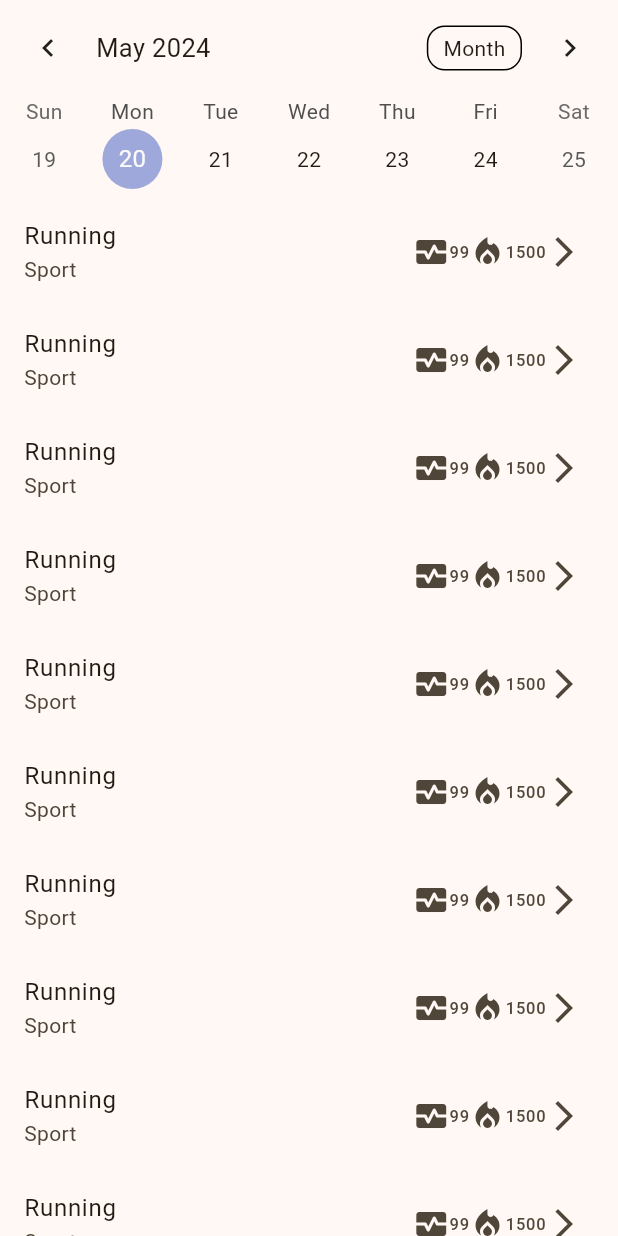
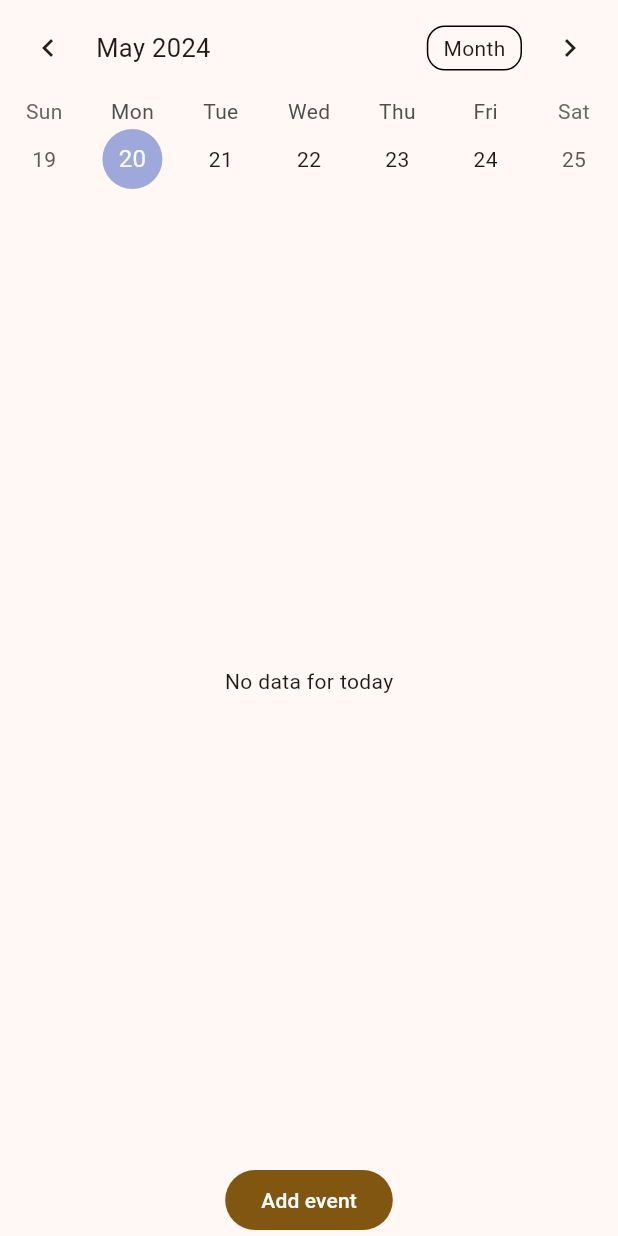
Before and after one commit to Romaad2027/day_planner, a Flutter app: the MainScreen screen opened by its route, on a phone screen of 412 x 824 dp. Run offline on Flutter 3.47's test engine with Material 3 defaults, Android fonts, the phone set to English and light mode, and no system bars; drawn by our look-alikes of table_calendar; our stand-ins replace another_flushbar, bloc_concurrency, cloud_firestore, connectivity_plus, dio, equatable and 12 more; missing offline and left inert: health; accounts and stored records are empty.

Commit message:
Add day planner main flow(with real-time updates)

```diff
--- a/lib/common/router.dart
+++ b/lib/common/router.dart
@@ -1,6 +1,7 @@
 import 'package:day_planner/common/screens/splash_screen.dart';
 import 'package:day_planner/features/auth/screens/auth_screen.dart';
 import 'package:day_planner/features/auth/screens/phone_verification_screen.dart';
+import 'package:day_planner/features/day_planner/screens/add_event_screen.dart';
 import 'package:day_planner/features/main_page/screens/main_screen.dart';
 import 'package:day_planner/features/posts/posts.dart';
 import 'package:day_planner/features/profile/screens/profile_screen.dart';
@@ -28,6 +29,7 @@ const String mainRoute = '/main';
 const String profileRoute = '/profile';
 const String pagesRoute = '/pages';
 const String postsRoute = '/posts';
+const String addEventRoute = '/add-event';
 const String pagesDynamicRoute = ':id';
 const String firstPageRoute = '/pages/1';
 const String openSourceLicensesPageRoute = '/open-source-licenses';
@@ -80,6 +82,13 @@ final goRouter = GoRouter(
       ),
     ),
     GoRoute(
+      path: addEventRoute,
+      pageBuilder: (context, state) => _TransitionPage(
+        key: state.pageKey,
+        child: const AddEventScreen(),
+      ),
+    ),
+    GoRoute(
       path: postsRoute,
       pageBuilder: (context, state) => _TransitionPage(
         key: state.pageKey,
--- a/lib/common/widgets/global_bloc_provider.dart
+++ b/lib/common/widgets/global_bloc_provider.dart
@@ -1,6 +1,8 @@
 import 'package:day_planner/common/services/theme_box.dart';
 import 'package:day_planner/features/auth/bloc/auth_bloc.dart';
 import 'package:day_planner/features/auth/repositories/auth_repository.dart';
+import 'package:day_planner/features/day_planner/bloc/day_planner_bloc.dart';
+import 'package:day_planner/features/day_planner/repositories/events_repository.dart';
 import 'package:day_planner/features/health/bloc/health_bloc.dart';
 import 'package:day_planner/features/health/services/health.dart';
 import 'package:day_planner/features/posts/posts.dart';
@@ -40,8 +42,9 @@ class GlobalBlocProvider extends StatelessWidget {
           create: (context) => ThemeBloc(Hive.box(ThemeBox.name))..add(const InitTheme()),
         ),
         BlocProvider(create: (context) => AuthBloc(context.read<AuthRepository>())),
+        BlocProvider(create: (context) => TabsSwitchCubit()),
         BlocProvider(create: (context) => ProfileBloc(context.read<ProfileRepository>())),
-        BlocProvider(create: (context) => TabsSwitchCubit()),
+        BlocProvider(create: (context) => DayPlannerBloc(context.read<EventsRepository>())),
         BlocProvider(create: (context) => HealthBloc(HealthService())),
         // BlocProvider(
         //   create: (context) => WebSocketCubit(webSocketService: InjectorModule.locator()),
--- a/lib/common/widgets/repository_holder.dart
+++ b/lib/common/widgets/repository_holder.dart
@@ -1,6 +1,7 @@
 import 'package:cloud_firestore/cloud_firestore.dart';
 import 'package:day_planner/features/auth/repositories/auth_repository.dart';
 import 'package:day_planner/features/auth/services/auth_service.dart';
+import 'package:day_planner/features/day_planner/repositories/events_repository.dart';
 import 'package:day_planner/features/posts/services/services.dart';
 import 'package:day_planner/features/profile/repositories/profile_repository.dart';
 import 'package:day_planner/network/api_client.dart';
@@ -34,6 +35,9 @@ class RepositoriesHolder extends StatelessWidget {
         RepositoryProvider<ProfileRepository>(
           create: (context) => ProfileRepositoryImpl(FirebaseFirestore.instance),
         ),
+        RepositoryProvider<EventsRepository>(
+          create: (context) => EventsRepositoryImpl(FirebaseFirestore.instance),
+        ),
       ],
       child: child,
     );
--- /dev/null
+++ b/lib/features/day_planner/bloc/day_planner_bloc.dart
@@ -0,0 +1,59 @@
+import 'dart:async';
+
+import 'package:cloud_firestore/cloud_firestore.dart';
+import 'package:day_planner/features/day_planner/bloc/day_planner_event.dart';
+import 'package:day_planner/features/day_planner/bloc/day_planner_state.dart';
+import 'package:day_planner/features/day_planner/models/add_event.dart';
+import 'package:day_planner/features/day_planner/models/day_event.dart';
+import 'package:day_planner/features/day_planner/repositories/events_repository.dart';
+import 'package:flutter_bloc/flutter_bloc.dart';
+
+class DayPlannerBloc extends Bloc<DayPlannerEvent, DayPlannerState> {
+  final EventsRepository _eventsRepository;
+
+  late StreamSubscription<QuerySnapshot> _daySubscription;
+
+  DayPlannerBloc(this._eventsRepository) : super(const DayPlannerState()) {
+    on<AddNewEvent>(_onAddNewEvent);
+    on<SetDay>(_onSetDay);
+    on<ListenToDay>(_onListenToDay);
+  }
+
+  Future<void> _onAddNewEvent(AddNewEvent event, Emitter<DayPlannerState> emit) async {
+    try {
+      emit(state.copyWith(dayPlannerStatus: DayPlannerStatus.loading));
+      final addEvent = AddEventModel(
+        name: event.name,
+        category: event.category,
+        from: event.from,
+        to: event.to,
+      );
+      await _eventsRepository.addEvent(addEvent);
+      emit(state.copyWith(dayPlannerStatus: DayPlannerStatus.success));
+    } catch (e) {
+      emit(state.copyWith(dayPlannerStatus: DayPlannerStatus.error));
+    }
+  }
+
+  void _onSetDay(SetDay event, Emitter<DayPlannerState> emit) {
+    emit(state.copyWith(day: event.day));
+  }
+
+  Future<void> _onListenToDay(ListenToDay event, Emitter<DayPlannerState> emit) async {
+    final dateTime = event.day;
+    final day = DateTime(dateTime.year, dateTime.month, dateTime.day);
+    await emit.forEach(
+      _eventsRepository.dayEventStream(day.millisecondsSinceEpoch.toString()),
+      onData: (snapshot) {
+        final dayEvents = <DayEvent>[];
+        for (final qDocSnap in snapshot.docs) {
+          final data = qDocSnap.data();
+          if (data != null) {
+            dayEvents.add(data);
+          }
+        }
+        return state.copyWith(dayEvents: dayEvents);
+      },
+    );
+  }
+}
--- /dev/null
+++ b/lib/features/day_planner/bloc/day_planner_event.dart
@@ -0,0 +1,28 @@
+abstract class DayPlannerEvent {
+  const DayPlannerEvent();
+}
+
+class AddNewEvent extends DayPlannerEvent {
+  final String name;
+  final String category;
+  final DateTime from;
+  final DateTime to;
+
+  const AddNewEvent({
+    required this.name,
+    required this.category,
+    required this.from,
+    required this.to,
+  });
+}
+
+class SetDay extends DayPlannerEvent {
+  final DateTime day;
+
+  const SetDay(this.day);
+}
+
+class ListenToDay extends DayPlannerEvent {
+  final DateTime day;
+  const ListenToDay(this.day);
+}
--- /dev/null
+++ b/lib/features/day_planner/bloc/day_planner_state.dart
@@ -0,0 +1,49 @@
+import 'package:day_planner/features/day_planner/models/day_event.dart';
+import 'package:equatable/equatable.dart';
+
+enum DayPlannerStatus {
+  initial,
+  loading,
+  success,
+  error;
+
+  bool get isInitial => this == DayPlannerStatus.initial;
+
+  bool get isLoading => this == DayPlannerStatus.loading;
+
+  bool get isSuccess => this == DayPlannerStatus.success;
+
+  bool get isError => this == DayPlannerStatus.error;
+}
+
+class DayPlannerState extends Equatable {
+  final DayPlannerStatus dayPlannerStatus;
+  final DateTime? day;
+
+  final List<DayEvent> dayEvents;
+
+  const DayPlannerState({
+    this.dayPlannerStatus = DayPlannerStatus.initial,
+    this.dayEvents = const <DayEvent>[],
+    this.day,
+  });
+
+  DayPlannerState copyWith({
+    DayPlannerStatus? dayPlannerStatus,
+    List<DayEvent>? dayEvents,
+    DateTime? day,
+  }) =>
+      DayPlannerState(
+        dayPlannerStatus: dayPlannerStatus ?? this.dayPlannerStatus,
+        dayEvents: dayEvents ?? this.dayEvents,
+        day: day ?? this.day,
+      );
+
+  @override
+  List<Object?> get props => [
+        dayPlannerStatus,
+        dayEvents,
+        day,
+        dayEvents,
+      ];
+}
--- /dev/null
+++ b/lib/features/day_planner/models/add_event.dart
@@ -0,0 +1,20 @@
+class AddEventModel {
+  final String name;
+  final String category;
+  final DateTime from;
+  final DateTime to;
+
+  const AddEventModel({
+    required this.name,
+    required this.category,
+    required this.from,
+    required this.to,
+  });
+
+  Map<String, dynamic> toJson() => {
+        'name': name,
+        'category': category,
+        'from': from,
+        'to': to,
+      };
+}
--- /dev/null
+++ b/lib/features/day_planner/models/day_event.dart
@@ -0,0 +1,46 @@
+import 'package:cloud_firestore/cloud_firestore.dart';
+import 'package:day_planner/features/health/models/health_model.dart';
+import 'package:equatable/equatable.dart';
+
+class DayEvent extends Equatable {
+  final String name;
+  final String category;
+  final DateTime from;
+  final DateTime to;
+
+  final HealthModel? healthModel;
+
+  const DayEvent({
+    required this.name,
+    required this.category,
+    required this.from,
+    required this.to,
+    required this.healthModel,
+  });
+
+  Map<String, dynamic> toJson() => {
+        'name': name,
+        'category': category,
+        'from': from,
+        'to': to,
+        'health_model': healthModel?.toJson(),
+      };
+
+  factory DayEvent.fromJson(Map<String, dynamic> json) {
+    return DayEvent(
+      name: json['name'],
+      category: json['category'],
+      from: (json['from'] as Timestamp).toDate(),
+      to: (json['to'] as Timestamp).toDate(),
+      healthModel: json['health_model'] != null ? HealthModel.fromJson(json['health_model']) : null,
+    );
+  }
+
+  @override
+  List<Object?> get props => [
+        name,
+        category,
+        from,
+        to,
+      ];
+}
--- a/lib/features/main_page/screens/main_screen.dart
+++ b/lib/features/main_page/screens/main_screen.dart
@@ -1,25 +1,52 @@
+import 'package:day_planner/common/router.dart';
+import 'package:day_planner/common/widgets/flushbar.dart';
+import 'package:day_planner/features/day_planner/bloc/day_planner_bloc.dart';
+import 'package:day_planner/features/day_planner/bloc/day_planner_state.dart';
 import 'package:day_planner/features/main_page/widgets/calendar.dart';
 import 'package:day_planner/features/main_page/widgets/daily_list.dart';
 import 'package:flutter/material.dart';
+import 'package:flutter_bloc/flutter_bloc.dart';
+import 'package:go_router/go_router.dart';
 
 class MainScreen extends StatelessWidget {
   const MainScreen({super.key});
 
   @override
   Widget build(BuildContext context) {
-    return const SafeArea(
-      child: Scaffold(
-        body: SingleChildScrollView(
-          physics: NeverScrollableScrollPhysics(),
-          child: Column(
+    return SafeArea(
+      child: BlocListener<DayPlannerBloc, DayPlannerState>(
+        listenWhen: (prev, curr) => prev.dayPlannerStatus != curr.dayPlannerStatus,
+        listener: _dayPlannerListener,
+        child: Scaffold(
+          body: Column(
             mainAxisAlignment: MainAxisAlignment.start,
             children: [
-              Calendar(),
-              DailyList(),
+              const Calendar(),
+              const Flexible(
+                child: DailyList(),
+              ),
+              FilledButton(
+                onPressed: () {
+                  context.push(addEventRoute);
+                },
+                child: const Text('Add event'),
+              ),
             ],
           ),
         ),
       ),
     );
   }
+
+  void _dayPlannerListener(BuildContext context, DayPlannerState state) {
+    if (state.dayPlannerStatus.isSuccess) {
+      Future.delayed(const Duration(milliseconds: 300), () {
+        showSnackBar(
+          context,
+          status: FlushbarStatus.success,
+          message: 'Event was added!',
+        );
+      });
+    }
+  }
 }
--- a/lib/features/main_page/widgets/calendar.dart
+++ b/lib/features/main_page/widgets/calendar.dart
@@ -1,4 +1,7 @@
+import 'package:day_planner/features/day_planner/bloc/day_planner_bloc.dart';
+import 'package:day_planner/features/day_planner/bloc/day_planner_event.dart';
 import 'package:flutter/material.dart';
+import 'package:flutter_bloc/flutter_bloc.dart';
 import 'package:table_calendar/table_calendar.dart';
 
 class Calendar extends StatefulWidget {
@@ -9,10 +12,11 @@ class Calendar extends StatefulWidget {
 }
 
 class _CalendarState extends State<Calendar> {
-  DateTime _currentDay = DateTime.now();
+  late DateTime _currentDay;
 
   @override
   Widget build(BuildContext context) {
+    _currentDay = context.read<DayPlannerBloc>().state.day ?? DateTime.now();
     return TableCalendar(
       focusedDay: DateTime.now(),
       firstDay: DateTime.utc(2010, 1, 1),
@@ -20,7 +24,11 @@ class _CalendarState extends State<Calendar> {
       currentDay: _currentDay,
       calendarFormat: CalendarFormat.week,
       onDaySelected: (date, prev) {
-        setState(() => _currentDay = date);
+        setState(() {
+          _currentDay = date;
+        });
+        context.read<DayPlannerBloc>().add(SetDay(date));
+        context.read<DayPlannerBloc>().add(ListenToDay(date));
       },
     );
   }
--- a/lib/features/main_page/widgets/daily_list.dart
+++ b/lib/features/main_page/widgets/daily_list.dart
@@ -1,30 +1,42 @@
+import 'package:day_planner/features/day_planner/bloc/day_planner_bloc.dart';
+import 'package:day_planner/features/day_planner/bloc/day_planner_state.dart';
 import 'package:flutter/material.dart';
+import 'package:flutter_bloc/flutter_bloc.dart';
 
 class DailyList extends StatelessWidget {
   const DailyList({super.key});
 
   @override
   Widget build(BuildContext context) {
+    return BlocBuilder<DayPlannerBloc, DayPlannerState>(builder: (context, state) {
+      if (state.dayEvents.isEmpty) {
+        return const Center(
+          child: Text('No data for today'),
+        );
+      }
       return ListView.builder(
-      physics: AlwaysScrollableScrollPhysics(),
         shrinkWrap: true,
-      itemCount: 25,
+        itemCount: state.dayEvents.length,
         itemBuilder: (context, index) {
-        return const ListTile(
-          title: Text('Running'),
-          subtitle: Text('Sport'),
-          trailing: Row(
+          final dayEvent = state.dayEvents[index];
+          return ListTile(
+            title: Text(dayEvent.name),
+            subtitle: Text(dayEvent.category),
+            trailing: dayEvent.healthModel != null
+                ? Row(
                     mainAxisSize: MainAxisSize.min,
                     children: [
-              Icon(Icons.monitor_heart),
-              Text('99'),
-              Icon(Icons.local_fire_department),
-              Text('1500'),
-              Icon(Icons.arrow_forward_ios),
+                      const Icon(Icons.monitor_heart),
+                      Text(dayEvent.healthModel!.heartRate.toString()),
+                      const Icon(Icons.local_fire_department),
+                      Text(dayEvent.healthModel!.steps.toString()),
+                      const Icon(Icons.arrow_forward_ios),
                     ],
-          ),
+                  )
+                : null,
           );
         },
       );
+    });
   }
 }
--- a/lib/features/profile/screens/profile_screen.dart
+++ b/lib/features/profile/screens/profile_screen.dart
@@ -1,10 +1,10 @@
 import 'package:day_planner/common/widgets/flushbar.dart';
+import 'package:day_planner/common/widgets/text_field.dart';
 import 'package:day_planner/common/widgets/text_scales.dart';
 import 'package:day_planner/features/auth/bloc/auth_bloc.dart';
 import 'package:day_planner/features/profile/bloc/profile_bloc.dart';
 import 'package:day_planner/features/profile/bloc/profile_event.dart';
 import 'package:day_planner/features/profile/bloc/profile_state.dart';
-import 'package:day_planner/features/profile/widgets/text_field.dart';
 import 'package:flutter/material.dart';
 import 'package:flutter_bloc/flutter_bloc.dart';
 
@@ -52,13 +52,13 @@ class _ProfileScreenState extends State<ProfileScreen> {
                   ],
                 ),
                 const SizedBox(height: 32),
-                ProfileTextField(
+                CommonTextField(
                   controller: _nameController,
                   hintText: 'Name',
                   isEditMode: _isEditMode,
                 ),
                 const SizedBox(height: 16),
-                ProfileTextField(
+                CommonTextField(
                   initialValue: userProfile.phoneNumber,
                   hintText: 'Phone Number',
                   isEditMode: false,
```
Also changed, not shown: lib/common/widgets/loading_button.dart (added, +22 -0 lines), lib/common/widgets/text_field.dart (renamed from lib/features/profile/widgets/text_field.dart, +7 -4 lines), lib/features/day_planner/repositories/events_repository.dart (added, +55 -0 lines), lib/features/day_planner/screens/add_event_screen.dart (added, +250 -0 lines), lib/features/health/models/health_model.dart (added, +25 -0 lines). Lines whose indentation alone changed are shown as unchanged.
